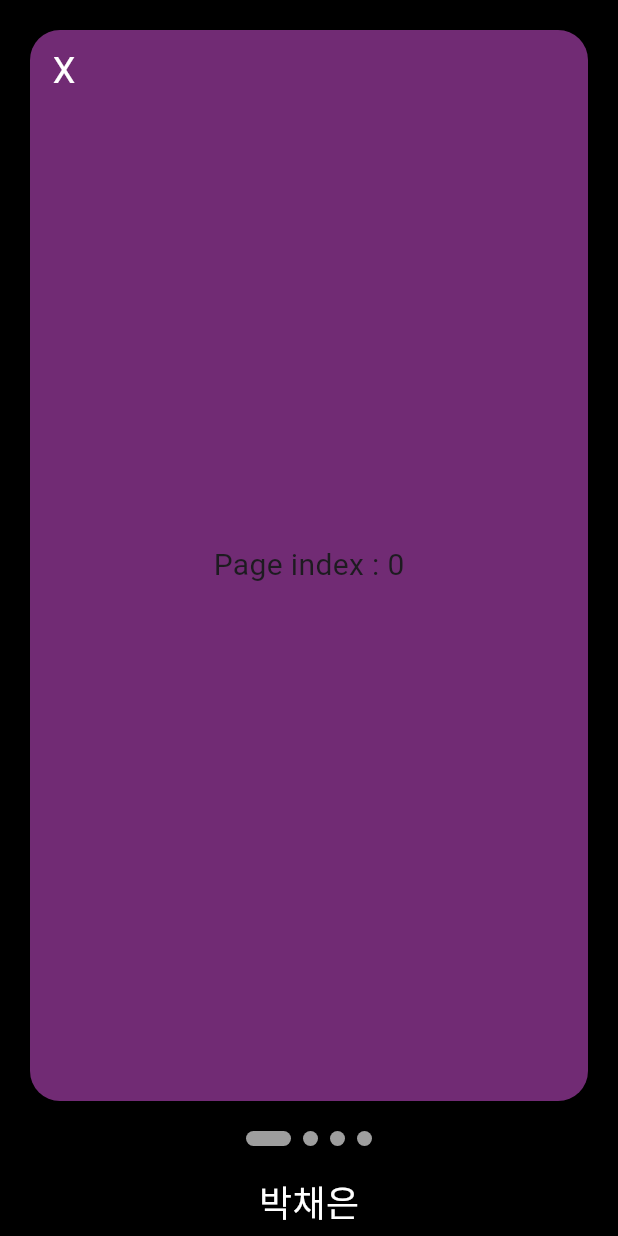
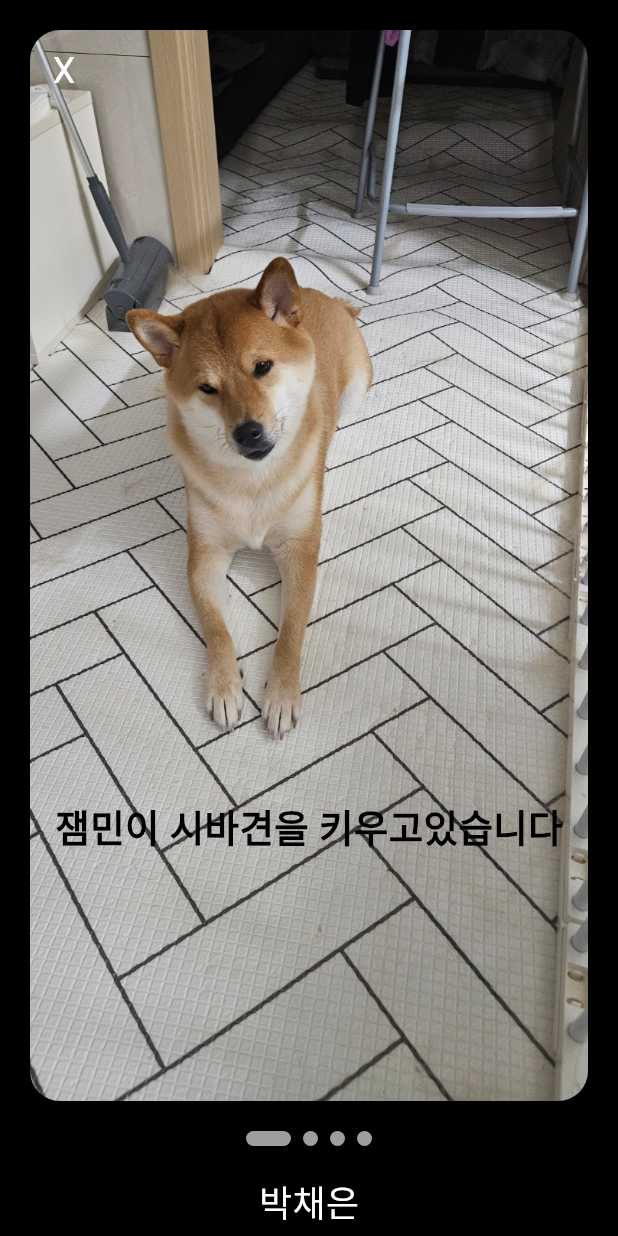
Before and after one commit to LeeHJuu/practice_team_info_app, a Flutter app: the MemberPagePce screen opened directly, on a phone screen of 412 x 824 dp. Run offline on Flutter 3.47's test engine with Material 3 defaults, Android fonts, the phone set to English and light mode, and no system bars; drawn by our look-alikes of smooth_page_indicator; our stand-ins replace get.

Commit message:
박채은 소개 페이지 첫번째스크린 작업

```diff
--- a/lib/member_page_pce.dart
+++ b/lib/member_page_pce.dart
@@ -31,6 +31,13 @@ class MemberPagePce extends StatelessWidget {
                   onTap: () {
                     int nextPage = _pageController.page!.toInt() + 1;
                     if (nextPage < myInfoPages.length) {
+                      _pageController.animateToPage(
+                        nextPage,
+                        duration: const Duration(milliseconds: 100),
+                        curve: Curves.easeInOut,
+                      );
+                    } else {
+                      nextPage = 0;
                       _pageController.animateToPage(
                         nextPage,
                         duration: const Duration(milliseconds: 100),
@@ -95,11 +102,20 @@ class MemberPagePce extends StatelessWidget {
   Widget FirstScreen() {
     return SizedBox.expand(
       child: Container(
-        color: const Color.fromARGB(255, 113, 43, 116),
-        child: const Center(
-          child: Text(
-            'Page index : 0',
-            style: TextStyle(fontSize: 20),
+        decoration: const BoxDecoration(
+          image: DecorationImage(
+              image: AssetImage('assets/images/pce1.jpg'), fit: BoxFit.cover),
+        ),
+        child: Center(
+          child: Container(
+            margin: const EdgeInsets.fromLTRB(0, 350, 0, 0),
+            child: const Text(
+              "잼민이 시바견을 키우고있습니다",
+              style: TextStyle(
+                  color: Colors.black,
+                  fontSize: 25,
+                  fontWeight: FontWeight.bold),
+            ),
           ),
         ),
       ),
```
Also changed, not shown: assets/images/pce1.jpg (added), assets/images/pce2.jpg (added).
